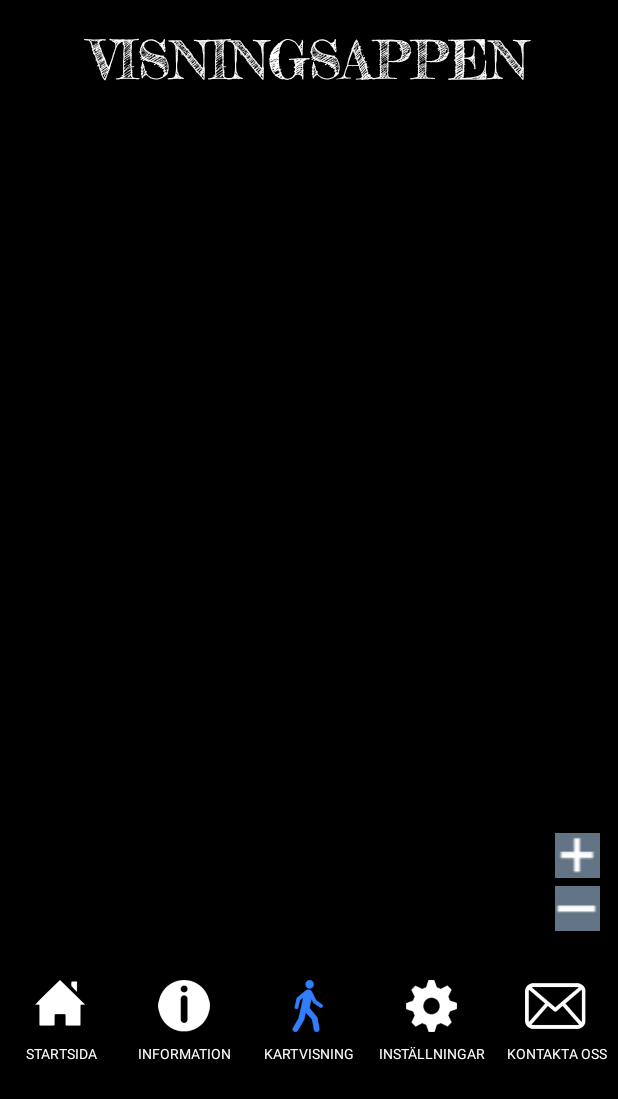
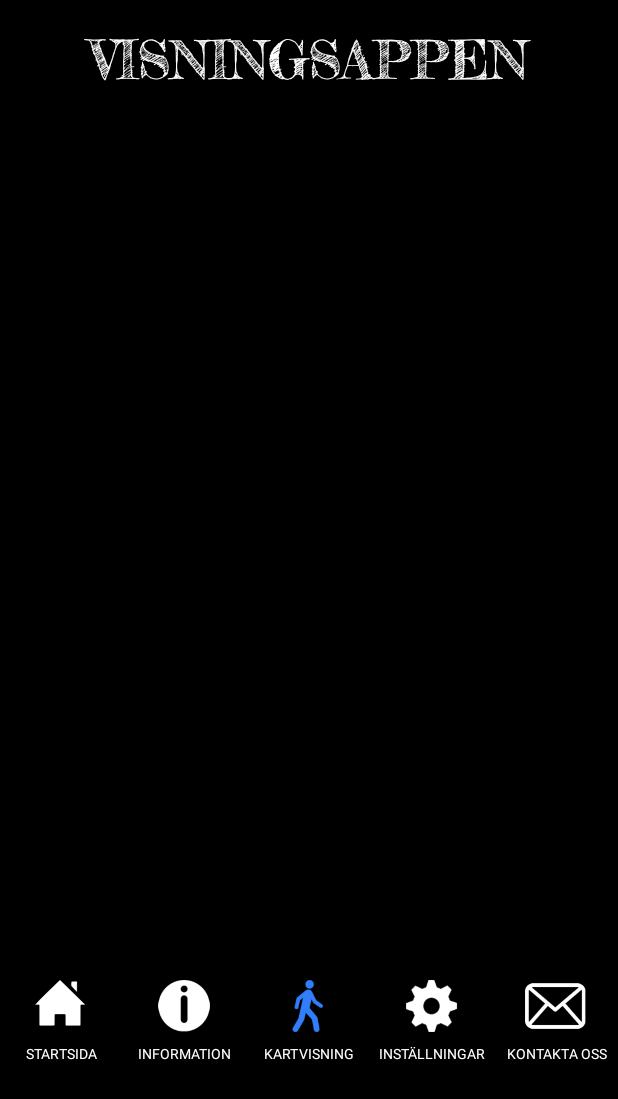
Before and after one commit to midhun-murali/visningapp, an Android app: the MapActivity screen opened directly, with no data from a screen before it, on a phone screen of 412 x 824 dp. Shown: the top 1099 px of the screen. Run offline under Robolectric (Android 15) with nearby library versions, the phone set to English and light mode, and no system bars; our stand-ins replace AdMob.

Commit message:
removed zoom in and zoom out button added crashlytics

```diff
--- a/src/main/AndroidManifest.xml
+++ b/src/main/AndroidManifest.xml
@@ -41,7 +41,10 @@
             android:value="@integer/google_play_services_version" />
 
 
-
+        <meta-data
+            android:name="io.fabric.ApiKey"
+            android:value="782ccbebda6f43f0794b47c74d5ff161528682aa"
+            />
         <!-- Splash screen -->
         <activity android:name=".Splash">
             <intent-filter>
@@ -58,5 +61,4 @@
             />
         <activity android:name=".MapActivity"></activity>
     </application>
-
 </manifest>
--- a/src/main/java/com/dev/macx/visningsappen/GeofenceTransitionsIntentService.java
+++ b/src/main/java/com/dev/macx/visningsappen/GeofenceTransitionsIntentService.java
@@ -129,8 +129,8 @@ public class GeofenceTransitionsIntentService extends IntentService {
         NotificationManager mNotificationManager = (NotificationManager)
                 context.getSystemService(Context.NOTIFICATION_SERVICE);
 
-        Intent notificationIntent = new Intent(context, MapActivity.class);
-        notificationIntent.putExtra("directmap", "true");
+        Intent notificationIntent = new Intent(context, Splash.class);
+        //notificationIntent.putExtra("directmap", "true");
         notificationIntent.addFlags(Intent.FLAG_ACTIVITY_CLEAR_TOP |
                 Intent.FLAG_ACTIVITY_SINGLE_TOP |
                 Intent.FLAG_ACTIVITY_NEW_TASK);
--- a/src/main/res/layout/activity_contact.xml
+++ b/src/main/res/layout/activity_contact.xml
@@ -427,11 +427,11 @@
         <LinearLayout
             android:layout_width="match_parent"
             android:layout_height="0dp"
-            android:layout_weight="3.68">
+            android:layout_weight="5">
             <com.google.android.gms.ads.AdView
                 android:id="@+id/contact_adView"
                 android:layout_width="match_parent"
-                android:layout_height="61dp"
+                android:layout_height="90dp"
 
                 android:gravity="center"
                 ads:adSize="SMART_BANNER"
--- a/src/main/res/layout/activity_info.xml
+++ b/src/main/res/layout/activity_info.xml
@@ -320,7 +320,7 @@
             android:id="@+id/info_adView"
             android:layout_width="match_parent"
             android:layout_height="0dp"
-            android:layout_weight="4"
+            android:layout_weight="5"
             android:gravity="center"
             ads:adSize="SMART_BANNER"
 
--- a/src/main/res/layout/activity_main.xml
+++ b/src/main/res/layout/activity_main.xml
@@ -298,7 +298,7 @@
                 android:id="@+id/adView"
                 android:layout_width="match_parent"
                 android:layout_height="0dp"
-                android:layout_weight="4"
+                android:layout_weight="5"
                 android:gravity="center"
                 ads:adSize="SMART_BANNER"
 
--- a/src/main/res/layout/activity_map.xml
+++ b/src/main/res/layout/activity_map.xml
@@ -159,62 +159,15 @@
                         android:layout_weight="3"
                         android:id="@+id/objinfo_logoimg"/>
 
-
-
-
-
                 </LinearLayout>
-
-
 
 
             </LinearLayout>
 
 
 
-
-
-
-
-
-
-
-
-
-
-
-
-
-
-
         </LinearLayout>
 
-        <RelativeLayout
-            android:layout_width="match_parent"
-            android:layout_height="match_parent">
-
-            <ImageButton
-                android:layout_width="30dp"
-                android:layout_height="30dp"
-                ads:srcCompat="@drawable/zoomout1"
-                android:id="@+id/zoomout"
-                android:layout_alignParentBottom="true"
-                android:layout_alignParentRight="true"
-                android:layout_alignParentEnd="true"
-                android:layout_marginRight="12dp"
-                android:layout_marginEnd="12dp"
-                android:layout_marginBottom="11dp" />
-
-            <ImageButton
-                android:layout_width="30dp"
-                android:layout_height="30dp"
-                ads:srcCompat="@drawable/zoomin"
-                android:id="@+id/zoomin"
-                android:layout_above="@+id/zoomout"
-                android:layout_alignLeft="@+id/zoomout"
-                android:layout_alignStart="@+id/zoomout"
-                android:layout_marginBottom="5dp" />
-        </RelativeLayout>
     </FrameLayout>
 
 
--- a/src/main/res/layout/activity_setting.xml
+++ b/src/main/res/layout/activity_setting.xml
@@ -587,7 +587,7 @@
             android:id="@+id/setting_adView"
             android:layout_width="match_parent"
             android:layout_height="0dp"
-            android:layout_weight="4"
+            android:layout_weight="5"
             android:gravity="center"
             ads:adSize="SMART_BANNER"
 
```
Also changed, not shown: build.gradle (+24 -0 lines), src/main/java/com/dev/macx/visningsappen/MapActivity.java (+7 -38 lines), src/main/java/com/dev/macx/visningsappen/SettingActivity.java (+53 -37 lines), src/main/java/com/dev/macx/visningsappen/Splash.java (+9 -5 lines), 1 other file.
